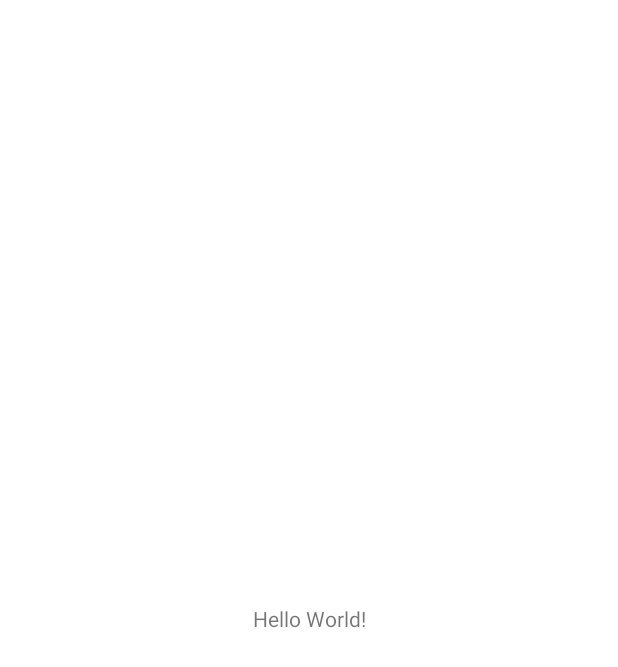
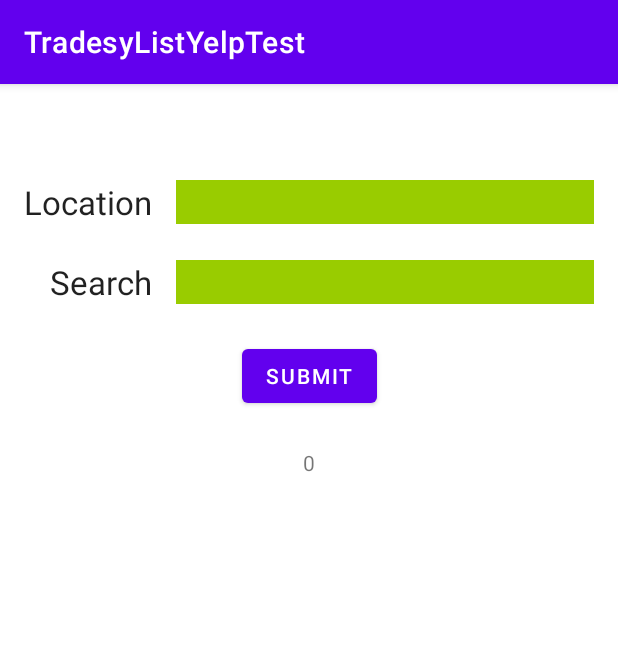
Before and after one commit to mgleez/TradesyListYelpTest, an Android app: the screen it shows after launch (MainActivity before the commit, YelpActivity after it), on a phone screen of 412 x 824 dp. Before the commit the part shown is almost empty. Shown: the top 667 px of the screen. Run offline under Robolectric (Android 15) with nearby library versions, the phone set to English and light mode, and no system bars; our stand-ins replace Dagger/Hilt's generated code, Room's generated code.

Commit message:
20210224.4 (MPM) Added viewModel, initial nav, and made search call

```diff
--- a/app/src/main/AndroidManifest.xml
+++ b/app/src/main/AndroidManifest.xml
@@ -3,7 +3,10 @@
     package="com.mgleez.tradesylistyelptest"
     >
 
+    <uses-permission android:name="android.permission.INTERNET"/>
+
     <application
+        android:name=".YelpApp"
         android:allowBackup="true"
         android:icon="@mipmap/ic_launcher"
         android:label="@string/app_name"
@@ -11,7 +14,7 @@
         android:supportsRtl="true"
         android:theme="@style/Theme.TradesyListYelpTest"
         >
-        <activity android:name=".ui.MainActivity">
+        <activity android:name=".ui.YelpActivity">
             <intent-filter>
                 <action android:name="android.intent.action.MAIN" />
 
--- a/app/src/main/java/com/mgleez/tradesylistyelptest/YelpApp.kt
+++ b/app/src/main/java/com/mgleez/tradesylistyelptest/YelpApp.kt
@@ -11,7 +11,7 @@ const val BASE_URL = "https://api.yelp.com/v3/"
 fun getYelpApiKey() = "Bearer eWe45X-6OvoTp2pjmi2TzoZ242tg4JafpCATbw1NAschYTetIM5V6oSxqxL-gWT1OrNN2idb5GVxLMtgQ0nj0p9E9OsX8IsqMo9Cjakppvl6Bn8eigUtUUtOlWCgX3Yx"
 fun getCurrentLatitude(): Double = 34.0928
 fun getCurrentLongitude(): Double = 118.3287
-fun getCurrentSearchTerm() = "Hollywood"
+fun getCurrentSearchTerm() = "food"
 
 /**
  * TradesyListYelpTest: YelpApp
@@ -26,7 +26,7 @@ fun getCurrentSearchTerm() = "Hollywood"
  * components (@InstallIn(SingletonComponent::class) @Module annotated objects) are instantiated
  * at the right point in the lifecycle. A base class that injects members (made available to be
  * injected into a viewModel annotated with @ViewModelInject) into @AndroidEntryPoint annotated
- * Android classes: MainActivity, etc.
+ * Android classes: YelpActivity, etc.
  *
  * - Presents a list of businesses based on the user's input in the search field.
  * - Each business item in the list presents: its name and image.
--- a/app/src/main/java/com/mgleez/tradesylistyelptest/di/RetrofitModule.kt
+++ b/app/src/main/java/com/mgleez/tradesylistyelptest/di/RetrofitModule.kt
@@ -26,7 +26,7 @@ import javax.inject.Singleton
 object RetrofitModule {
   /**
    * Annotations create a single (java) provider (dagger) method binding the type YelpRetrofit
-   * (interface for retrofit to get weather data) to its returned value so dagger can inject a
+   * (interface for retrofit to get yelp data) to its returned value so dagger can inject a
    * YelpService with a Retrofit.Builder parameter where needed.
    */
   @Singleton
--- a/app/src/main/java/com/mgleez/tradesylistyelptest/repository/YelpRepository.kt
+++ b/app/src/main/java/com/mgleez/tradesylistyelptest/repository/YelpRepository.kt
@@ -32,16 +32,16 @@ constructor(
   /**
    * A use-case to return a flow that will make a retrofit request, store it in the repository,
    * and as viewModel intents it will emit loading and emit error or success.
-   * Used in: YelpViewModel's setYelpViewModelIntent()
+   * Used in: YelpSearchViewModel's setYelpViewModelIntent()
    */
   suspend fun getYelpSearchIntentFlow(): Flow<ViewModelIntent<YelpSearch>> = retrofitRoomMviFlow(
     requestDataAndInsertResponseIntoRepository = {
       insertYelpBusinessIntoRepository(
         yelpRetrofit.getBusinessList(
           getYelpApiKey(),
-          getCurrentSearchTerm(),
           getCurrentLatitude(),
-          getCurrentLongitude()
+          getCurrentLongitude(),
+          getCurrentSearchTerm()
         )
       )
     },
--- a/app/src/main/java/com/mgleez/tradesylistyelptest/retrofit/YelpRetrofit.kt
+++ b/app/src/main/java/com/mgleez/tradesylistyelptest/retrofit/YelpRetrofit.kt
@@ -14,22 +14,37 @@ interface YelpRetrofit {
    * Using retrofit2's @GET annotation with @Query annotation's URL param appending,
    * requests a search for businesses by search term, latitude, longitude, etc.
    */
-  @GET("businesses/search/")
+  @GET("businesses/search")
+  suspend fun getBusinessList(
+    @Header("Authorization") key: String,
+    @Query("latitude") latitude: Double,
+    @Query("longitude") longitude: Double,
+    @Query("term") term: String
+//    @Query("latitude") latitude: Double,
+//    @Query("longitude") longitude: Double,
+//    @Query("term") term: String,
+//    @Query("location") location: String? = null,
+//    @Query("radius") radius: Int? = null,
+//    @Query("categories") categories: String? = null,
+//    @Query("locale") locale: String? = null,
+//    @Query("limit") limit: Int? = null,
+//    @Query("offset") offset: Int? = null,
+//    @Query("sort_by") sortBy: String? = null,
+//    @Query("price") price: String? = null,
+//    @Query("open_now") open_now: Boolean? = null,
+//    @Query("open_at") open_at: Int? = null,
+//    @Query("attributes") attributes: String? = null
+  ): YelpSearchEntity
+
+  /**
+   * Using retrofit2's @GET annotation with @Query annotation's URL param appending,
+   * requests a search for businesses by search term, location.
+   */
+  @GET("businesses/search")
   suspend fun getBusinessList(
     @Header("Authorization") key: String,
     @Query("term") term: String,
-    @Query("latitude") latitude: Double,
-    @Query("longitude") longitude: Double,
-    @Query("location") location: String? = null,
-    @Query("radius") radius: Int? = null,
-    @Query("categories") categories: String? = null,
-    @Query("locale") locale: String? = null,
-    @Query("limit") limit: Int? = null,
-    @Query("offset") offset: Int? = null,
-    @Query("sort_by") sortBy: String? = null,
-    @Query("price") price: String? = null,
-    @Query("open_now") open_now: Boolean? = null,
-    @Query("open_at") open_at: Int? = null,
-    @Query("attributes") attributes: String? = null
+    @Query("location") location: String
   ): YelpSearchEntity
+
 }
--- a/app/src/main/java/com/mgleez/tradesylistyelptest/room/mappers/YelpBusinessMapper.kt
+++ b/app/src/main/java/com/mgleez/tradesylistyelptest/room/mappers/YelpBusinessMapper.kt
@@ -7,7 +7,7 @@ import javax.inject.Inject
 
 /**
  * Class with injectable constructor to map
- * network YelpBusinessEntity to/from UI-used WeatherHour.
+ * network YelpBusinessEntity to/from UI-used YelpBusiness.
  *
  * Created by Mike Margulies 20210224
  */
--- a/app/src/main/java/com/mgleez/tradesylistyelptest/ui/MainActivity.kt
+++ /dev/null
@@ -1,21 +0,0 @@
-package com.mgleez.tradesylistyelptest.ui
-
-import android.app.Activity
-import android.os.Bundle
-import com.mgleez.tradesylistyelptest.R
-
-/**
- * MainActivity
- *
- * Presents a list of businesses based on the user's input in the search field.
- * Each business item in the list presents: its name, image, and top review.
- *
- * Created by Mike Margulies 20210224
- */
-class MainActivity: Activity() {
-
-  override fun onCreate(savedInstanceState: Bundle?) {
-    super.onCreate(savedInstanceState)
-    setContentView(R.layout.activity_main)
-  }
-}
--- /dev/null
+++ b/app/src/main/java/com/mgleez/tradesylistyelptest/ui/YelpActivity.kt
@@ -0,0 +1,60 @@
+package com.mgleez.tradesylistyelptest.ui
+
+import android.os.Bundle
+import androidx.activity.viewModels
+import androidx.appcompat.app.AppCompatActivity
+import androidx.lifecycle.Observer
+import com.mgleez.tradesylistyelptest.R
+import com.mgleez.tradesylistyelptest.models.YelpSearch
+import com.mgleez.tradesylistyelptest.utils.ViewModelIntent
+import com.mgleez.tradesylistyelptest.utils.hide
+import com.mgleez.tradesylistyelptest.utils.show
+import com.mgleez.tradesylistyelptest.utils.toast
+import dagger.hilt.android.AndroidEntryPoint
+import kotlinx.android.synthetic.main.activity_main.*
+import kotlinx.coroutines.ExperimentalCoroutinesApi
+
+/**
+ * Presents a list of businesses based on the user's input in the search field.
+ * Each business item in the list presents: its name, image, and top review.
+ *
+ * Based on MVI, YelpActivity subscribes to observe the YelpSearchViewModel, handles the observed
+ * viewModelIntents, and sets the vewModel's initial intent to the GetYelpEvent.
+ *
+ * With the @AndroidEntryPoint annotation (with the Hilt Gradle Plugin), a YelpActivity base class
+ * is generated where the RetroModule, RoomModule, and RepositoryModule (the Dagger components, the
+ * (@InstallIn(ApplicationComponent::class) @Module annotated objects)) are instantiated.
+ *
+ * YelpSearchViewModel annotated with @ViewModelInject is available via "by viewModels()"
+ *
+ * Created by Mike Margulies 20210224
+ */
+@AndroidEntryPoint
+class YelpActivity : AppCompatActivity() {
+
+  private val viewModel: YelpSearchViewModel by viewModels()
+
+  /**
+   * Subscribes to observe the YelpSearchViewModel and handles the observed viewModelIntents by:
+   * - starting the progress bar when loading starts
+   * - stopping the progress bar when loading completes or errors
+   * - toasting any error message
+   * Request businesses can be done from the YelpSearchViewModel with YelpSearchIntent.GetYelpEvent.
+   */
+  @ExperimentalCoroutinesApi // Experimental launchIn() is used in viewModel.setYelpSearchViewModelIntent()
+  override fun onCreate(savedInstanceState: Bundle?) {
+    super.onCreate(savedInstanceState)
+    setContentView(R.layout.activity_main)
+    // onViewModelIntent
+    viewModel.yelpSearchViewModelIntent.observe(this, {
+      when (it) {
+        is ViewModelIntent.Loading             -> progressBar.show()
+        is ViewModelIntent.Success<YelpSearch> -> progressBar.hide()
+        is ViewModelIntent.Error               -> {
+          progressBar.hide()
+          it.exception.message?.toast(this)
+        }
+      }
+    })
+  }
+}
--- /dev/null
+++ b/app/src/main/java/com/mgleez/tradesylistyelptest/ui/YelpSearchFragment.kt
@@ -0,0 +1,50 @@
+package com.mgleez.tradesylistyelptest.ui
+
+import android.os.Bundle
+import android.view.LayoutInflater
+import android.view.View
+import android.view.ViewGroup
+import androidx.fragment.app.Fragment
+import androidx.fragment.app.activityViewModels
+import com.mgleez.tradesylistyelptest.R
+import com.mgleez.tradesylistyelptest.models.YelpSearch
+import com.mgleez.tradesylistyelptest.utils.ViewModelIntent
+import kotlinx.android.synthetic.main.fragment_yelp_search.*
+import kotlinx.coroutines.ExperimentalCoroutinesApi
+
+/**
+ * Using the MVI pattern, request yelp search results.
+ *
+ * Created by Mike Margulies 20210224
+ */
+class YelpSearchFragment : Fragment() {
+
+    private val viewModel: YelpSearchViewModel by activityViewModels()
+
+    override fun onCreateView(
+        inflater: LayoutInflater,
+        container: ViewGroup?,
+        savedInstanceState: Bundle?
+    ): View? = inflater.inflate(R.layout.fragment_yelp_search, container, false)
+
+    @ExperimentalCoroutinesApi
+    override fun onViewCreated(view: View, savedInstanceState: Bundle?) {
+        super.onViewCreated(view, savedInstanceState)
+        // viewInteractionInit: setOnClickListener
+        submit.setOnClickListener {
+            // TODO move to fragment's submit
+            viewModel.setYelpSearchViewModelIntent(YelpSearchIntent.GetYelpSearchEvent)
+            // NavHostFragment.findNavController(this).navigate(R.id.businessListFragment)
+        }
+    }
+
+    override fun onActivityCreated(savedInstanceState: Bundle?) {
+        super.onActivityCreated(savedInstanceState)
+        viewModel.yelpSearchViewModelIntent.observe(viewLifecycleOwner, {
+            // onViewModelIntent: Success
+            if (it is ViewModelIntent.Success<YelpSearch>) {
+                count.text = it.data.yelpBusinessList.size.toString()
+            }
+        })
+    }
+}
--- /dev/null
+++ b/app/src/main/java/com/mgleez/tradesylistyelptest/ui/YelpSearchViewModel.kt
@@ -0,0 +1,71 @@
+package com.mgleez.tradesylistyelptest.ui
+
+import androidx.lifecycle.*
+import com.mgleez.tradesylistyelptest.models.YelpSearch
+import com.mgleez.tradesylistyelptest.repository.YelpRepository
+import com.mgleez.tradesylistyelptest.utils.ViewModelIntent
+import dagger.hilt.android.lifecycle.HiltViewModel
+import kotlinx.coroutines.ExperimentalCoroutinesApi
+import kotlinx.coroutines.flow.launchIn
+import kotlinx.coroutines.flow.onEach
+import kotlinx.coroutines.launch
+import javax.inject.Inject
+
+/**
+ * YelpSearchViewModel is a class holding the yelp search data used by any observing UI.
+ *
+ * It extends ViewModel so it can be used in an Activity with 'YelpSearchViewModel by
+ * viewModels()" or in a Fragment with "YelpSearchViewModel by activityViewModels()"
+ *
+ * Identified as an ViewModel for injection (by the `@HiltViewModel` and @Inject annotations),
+ * YelpSearchViewModel's constructor's dependency, YelpSearchRepository, is injected by
+ * Dagger's Hilt YelpSearchRepository made available to be injected into the YelpSearchViewModel
+ * using `@InstallIn` on RepositoryModule and an `@Provides` method that returns
+ * YelpSearchRepository.
+ *
+ * @param repository is the injected YelpSearchRepository.
+ *
+ * Created by Mike Margulies 20210224
+ */
+@HiltViewModel
+class YelpSearchViewModel
+@Inject
+constructor(
+    private val repository: YelpRepository,
+    private val saveStateHandle: SavedStateHandle
+) : ViewModel() {
+    private val _viewModelIntent: MutableLiveData<ViewModelIntent<YelpSearch>> = MutableLiveData()
+    val yelpSearchViewModelIntent: LiveData<ViewModelIntent<YelpSearch>>
+        get() = _viewModelIntent
+
+    /**
+     * Set viewModelIntent. Interpret and handle event
+     */
+    @ExperimentalCoroutinesApi // Experimental launchIn()
+    fun setYelpSearchViewModelIntent(viewModelIntent: YelpSearchIntent) {
+        viewModelScope.launch {
+            when (viewModelIntent) {
+                is YelpSearchIntent.GetYelpSearchEvent -> {
+                    repository.getYelpSearchIntentFlow()
+                        .onEach { it: ViewModelIntent<YelpSearch> ->
+                            _viewModelIntent.value = it
+                        }
+                        .launchIn(viewModelScope)
+                }
+                is YelpSearchIntent.None -> {
+                    // not used
+                }
+            }
+        }
+    }
+}
+
+/**
+ * This sealed class's objects are the possible YelpSearch intents used to communicate an event.
+ */
+sealed class YelpSearchIntent {
+    //    object TestClick1 : YelpSearchIntent()
+//    object TestClick2 : YelpSearchIntent()
+    object GetYelpSearchEvent : YelpSearchIntent()
+    object None : YelpSearchIntent()
+}
--- a/app/src/main/res/layout/activity_main.xml
+++ b/app/src/main/res/layout/activity_main.xml
@@ -4,17 +4,29 @@
     xmlns:tools="http://schemas.android.com/tools"
     android:layout_width="match_parent"
     android:layout_height="match_parent"
-    tools:context=".ui.MainActivity"
-    >
+    tools:context=".ui.YelpActivity">
 
-    <TextView
-        android:layout_width="wrap_content"
-        android:layout_height="wrap_content"
-        android:text="Hello World!"
+    <fragment
+        android:id="@+id/navHostFragmentYelpSearch"
+        android:name="androidx.navigation.fragment.NavHostFragment"
+        android:layout_width="0dp"
+        android:layout_height="0dp"
+        app:defaultNavHost="true"
         app:layout_constraintBottom_toBottomOf="parent"
         app:layout_constraintLeft_toLeftOf="parent"
         app:layout_constraintRight_toRightOf="parent"
         app:layout_constraintTop_toTopOf="parent"
-        />
+        app:navGraph="@navigation/nav_graph_yelp" />
+
+    <ProgressBar
+        android:id="@+id/progressBar"
+        android:layout_width="wrap_content"
+        android:layout_height="wrap_content"
+        android:visibility="gone"
+        app:layout_constraintBottom_toBottomOf="parent"
+        app:layout_constraintStart_toStartOf="parent"
+        app:layout_constraintEnd_toEndOf="parent"
+        app:layout_constraintTop_toTopOf="parent"
+        app:layout_constraintVertical_bias=".3" />
 
 </androidx.constraintlayout.widget.ConstraintLayout>
--- /dev/null
+++ b/app/src/main/res/layout/fragment_yelp_search.xml
@@ -0,0 +1,87 @@
+<?xml version="1.0" encoding="utf-8"?>
+<androidx.constraintlayout.widget.ConstraintLayout xmlns:android="http://schemas.android.com/apk/res/android"
+    xmlns:app="http://schemas.android.com/apk/res-auto"
+    android:layout_width="match_parent"
+    android:layout_height="match_parent"
+    android:paddingTop="@dimen/margin_medium"
+    >
+
+    <TextView
+        android:id="@+id/locationLabel"
+        android:layout_width="wrap_content"
+        android:layout_height="wrap_content"
+        android:layout_marginStart="@dimen/margin_medium"
+        android:layout_marginTop="@dimen/margin_large_xx"
+        android:text="@string/location"
+        android:textAppearance="@style/TextAppearance.AppCompat.Large"
+        app:layout_constraintEnd_toEndOf="@+id/searchLabel"
+        app:layout_constraintHorizontal_bias="1.0"
+        app:layout_constraintStart_toStartOf="parent"
+        app:layout_constraintTop_toTopOf="parent"
+        />
+
+    <EditText
+        android:id="@+id/location"
+        android:layout_width="0dp"
+        android:layout_height="0dp"
+        android:layout_marginStart="@dimen/margin_medium"
+        android:layout_marginEnd="@dimen/margin_medium"
+        android:background="@android:color/holo_green_light"
+        app:layout_constraintBottom_toBottomOf="@id/locationLabel"
+        app:layout_constraintEnd_toEndOf="parent"
+        app:layout_constraintStart_toEndOf="@id/locationLabel"
+        app:layout_constraintTop_toTopOf="@id/locationLabel"
+        android:inputType="text"
+        />
+
+    <TextView
+        android:id="@+id/searchLabel"
+        android:layout_width="wrap_content"
+        android:layout_height="wrap_content"
+        android:layout_marginStart="@dimen/margin_medium"
+        android:layout_marginTop="@dimen/margin_large"
+        android:text="@string/search"
+        android:textAppearance="@style/TextAppearance.AppCompat.Large"
+        app:layout_constraintEnd_toEndOf="@id/locationLabel"
+        app:layout_constraintHorizontal_bias="1.0"
+        app:layout_constraintStart_toStartOf="parent"
+        app:layout_constraintTop_toBottomOf="@+id/locationLabel"
+        />
+
+    <EditText
+        android:id="@+id/search"
+        android:layout_width="0dp"
+        android:layout_height="0dp"
+        android:layout_marginStart="@dimen/margin_medium"
+        android:layout_marginEnd="@dimen/margin_medium"
+        android:background="@android:color/holo_green_light"
+        app:layout_constraintBottom_toBottomOf="@id/searchLabel"
+        app:layout_constraintEnd_toEndOf="parent"
+        app:layout_constraintStart_toEndOf="@id/searchLabel"
+        app:layout_constraintTop_toTopOf="@id/searchLabel"
+        android:inputType="text"
+        />
+
+    <Button
+        android:id="@+id/submit"
+        android:layout_width="wrap_content"
+        android:layout_height="wrap_content"
+        app:layout_constraintEnd_toEndOf="parent"
+        app:layout_constraintStart_toStartOf="parent"
+        app:layout_constraintTop_toBottomOf="@id/search"
+        android:layout_marginTop="@dimen/margin_large"
+        android:text="@string/submit"
+        />
+
+    <TextView
+        android:id="@+id/count"
+        android:layout_width="wrap_content"
+        android:layout_height="wrap_content"
+        app:layout_constraintEnd_toEndOf="parent"
+        app:layout_constraintStart_toStartOf="parent"
+        app:layout_constraintTop_toBottomOf="@id/submit"
+        android:layout_marginTop="@dimen/margin_large"
+        android:text="0"
+        />
+
+</androidx.constraintlayout.widget.ConstraintLayout>
--- /dev/null
+++ b/app/src/main/res/navigation/nav_graph_yelp.xml
@@ -0,0 +1,12 @@
+<?xml version="1.0" encoding="utf-8"?>
+<navigation xmlns:android="http://schemas.android.com/apk/res/android"
+    xmlns:app="http://schemas.android.com/apk/res-auto"
+    android:id="@+id/nav_graph_yelp"
+    app:startDestination="@id/yelpSearchFragment">
+
+    <fragment
+        android:id="@+id/yelpSearchFragment"
+        android:name="com.mgleez.tradesylistyelptest.ui.YelpSearchFragment"
+        android:label="fragment_yelp_search" />
+
+</navigation>
--- /dev/null
+++ b/app/src/main/res/values/dimens.xml
@@ -0,0 +1,9 @@
+<?xml version="1.0" encoding="utf-8"?>
+
+<resources>
+    <dimen name="margin_small"       >8dp</dimen>
+    <dimen name="margin_medium"     >16dp</dimen>
+    <dimen name="margin_large"      >24dp</dimen>
+    <dimen name="margin_large_xx"   >48dp</dimen>
+    <dimen name="text_margin"       >16dp</dimen>
+</resources>
--- a/app/src/main/res/values/strings.xml
+++ b/app/src/main/res/values/strings.xml
@@ -1,3 +1,6 @@
 <resources>
     <string name="app_name">TradesyListYelpTest</string>
+    <string name="location">Location</string>
+    <string name="search">Search</string>
+    <string name="submit">Submit</string>
 </resources>
```
Also changed, not shown: app/build.gradle (+21 -2 lines), app/src/main/java/com/mgleez/tradesylistyelptest/utils/Toast.kt (added, +11 -0 lines), app/src/main/java/com/mgleez/tradesylistyelptest/utils/View.kt (added, +41 -0 lines), build.gradle (+13 -0 lines), gradle/wrapper/gradle-wrapper.properties, 1 other file.
